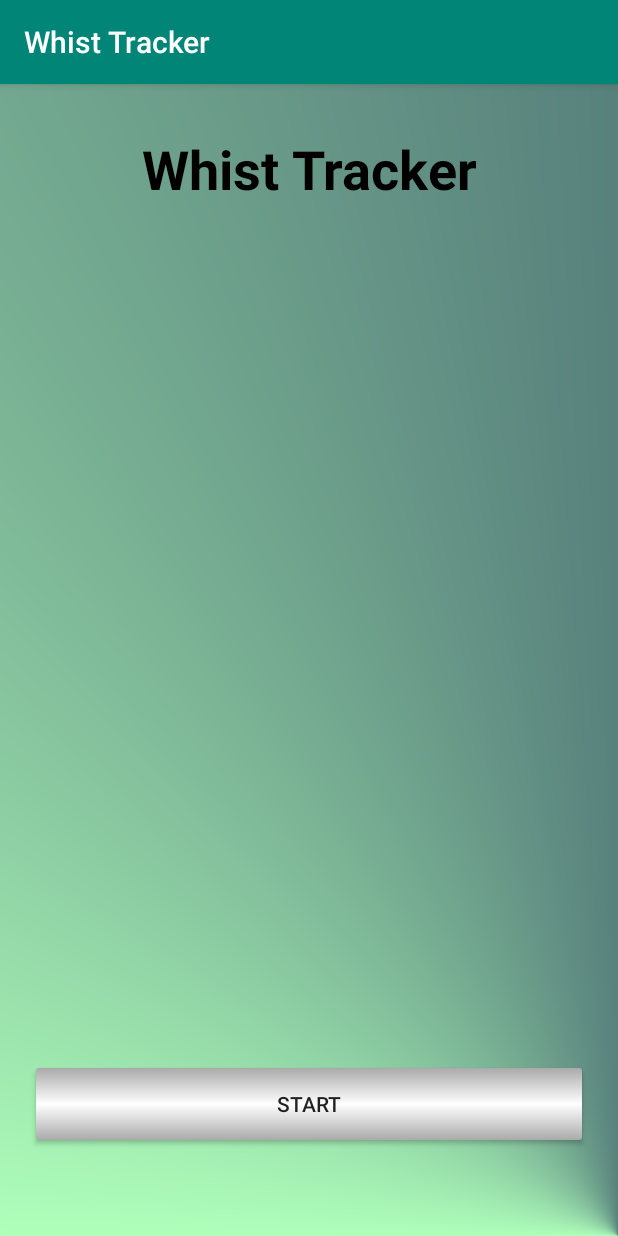
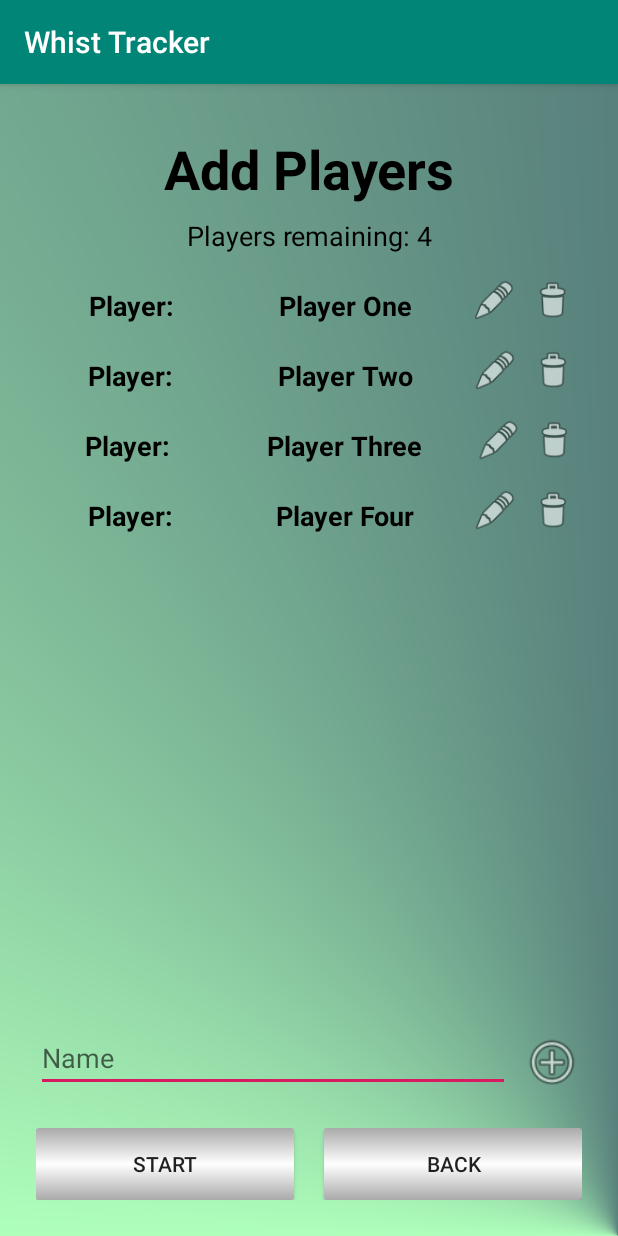
Before and after one commit to LindvedKrvang/WhistTracker, an Android app: the screen it shows after launch (MainActivity), on a phone screen of 412 x 824 dp. Run offline under Robolectric (Android 15) with nearby library versions, the phone set to English and light mode, and no system bars.

Commit message:
Created design for fragment_setup

```diff
--- a/app/build.gradle
+++ b/app/build.gradle
@@ -25,4 +25,5 @@ dependencies {
     testImplementation 'junit:junit:4.12'
     androidTestImplementation 'com.android.support.test:runner:1.0.2'
     androidTestImplementation 'com.android.support.test.espresso:espresso-core:3.0.2'
+    implementation 'com.android.support:recyclerview-v7:28.0.0'
 }
--- /dev/null
+++ b/app/src/main/java/com/krvang/lindved/whisttracker/be/Player.java
@@ -0,0 +1,18 @@
+package com.krvang.lindved.whisttracker.be;
+
+public class Player {
+
+    private String mName;
+
+    public Player(String name) {
+        mName = name;
+    }
+
+    public String getName() {
+        return mName;
+    }
+
+    public void setName(String name) {
+        mName = name;
+    }
+}
--- a/app/src/main/java/com/krvang/lindved/whisttracker/gui/MainActivity.java
+++ b/app/src/main/java/com/krvang/lindved/whisttracker/gui/MainActivity.java
@@ -11,6 +11,6 @@ public class MainActivity extends SingleFragmentActivity {
 
     @Override
     protected Fragment createFragment() {
-        return new HomepageFragment();
+        return new SetupFragment();
     }
 }
--- /dev/null
+++ b/app/src/main/java/com/krvang/lindved/whisttracker/gui/SetupFragment.java
@@ -0,0 +1,94 @@
+package com.krvang.lindved.whisttracker.gui;
+
+import android.os.Bundle;
+import android.support.annotation.NonNull;
+import android.support.annotation.Nullable;
+import android.support.v4.app.Fragment;
+import android.support.v7.widget.LinearLayoutManager;
+import android.support.v7.widget.RecyclerView;
+import android.view.LayoutInflater;
+import android.view.View;
+import android.view.ViewGroup;
+import android.widget.TextView;
+
+import com.krvang.lindved.whisttracker.R;
+import com.krvang.lindved.whisttracker.be.Player;
+
+import java.util.Arrays;
+import java.util.List;
+
+public class SetupFragment extends Fragment {
+
+    private RecyclerView mRecyclerView;
+    private PlayerAdapter mPlayerAdapter;
+
+    private List<Player> mPlayers;
+
+    @Override
+    public void onCreate(@Nullable Bundle savedInstanceState) {
+        super.onCreate(savedInstanceState);
+        mPlayers = Arrays.asList(
+                new Player("Player One"),
+                new Player("Player Two"),
+                new Player("Player Three"),
+                new Player("Player Four")
+        );
+    }
+
+    @Nullable
+    @Override
+    public View onCreateView(@NonNull LayoutInflater inflater, @Nullable ViewGroup container, @Nullable Bundle savedInstanceState) {
+        View view = inflater.inflate(R.layout.fragment_setup, container, false);
+        initializeRecyclerView(view);
+        updateUi();
+        return view;
+    }
+
+    private void initializeRecyclerView(View view) {
+        mRecyclerView = view.findViewById(R.id.playerRecyclerView);
+        mRecyclerView.setLayoutManager(new LinearLayoutManager(getActivity()));
+    }
+
+    private void updateUi() {
+        mPlayerAdapter = new PlayerAdapter(mPlayers);
+        mRecyclerView.setAdapter(mPlayerAdapter);
+    }
+
+    private class PlayerAdapter extends RecyclerView.Adapter<PlayerViewHolder> {
+
+        private List<Player> mPlayers;
+
+        public PlayerAdapter(List<Player> players) {
+            mPlayers = players;
+        }
+
+        @NonNull
+        @Override
+        public PlayerViewHolder onCreateViewHolder(@NonNull ViewGroup viewGroup, int i) {
+            LayoutInflater inflater = LayoutInflater.from(getActivity());
+
+            return new PlayerViewHolder(inflater, viewGroup);
+        }
+
+        @Override
+        public void onBindViewHolder(@NonNull PlayerViewHolder playerViewHolder, int i) {
+            TextView playerLabel = playerViewHolder.itemView.findViewById(R.id.txtPlayerLabel);
+            playerLabel.setText(R.string.player_label);
+
+            TextView nameLabel = playerViewHolder.itemView.findViewById(R.id.txtPlayerName);
+            nameLabel.setText(mPlayers.get(i).getName());
+        }
+
+        @Override
+        public int getItemCount() {
+            return mPlayers.size();
+        }
+    }
+
+    private class PlayerViewHolder extends RecyclerView.ViewHolder {
+
+        public PlayerViewHolder(LayoutInflater inflater, ViewGroup parent) {
+            super(inflater.inflate(R.layout.player_list_item, parent, false));
+        }
+    }
+}
--- a/app/src/main/res/drawable/button.xml
+++ b/app/src/main/res/drawable/button.xml
@@ -1,6 +1,6 @@
 <?xml version="1.0" encoding="utf-8"?>
 <selector xmlns:android="http://schemas.android.com/apk/res/android">
-    <item android:drawable="@drawable/button_pressed" android:state_pressed="true" />
-    <item android:drawable="@drawable/button_focused" android:state_focused="true" />
+    <item android:state_pressed="true" android:drawable="@drawable/button_pressed" />
+    <item android:state_focused="true" android:drawable="@drawable/button_focused" />
     <item android:drawable="@drawable/button_default" />
 </selector>
--- a/app/src/main/res/layout/fragment_homepage.xml
+++ b/app/src/main/res/layout/fragment_homepage.xml
@@ -23,7 +23,7 @@
         app:layout_constraintTop_toTopOf="parent" />
 
     <Button
-        android:id="@+id/button"
+        android:id="@+id/btnStart"
         android:layout_width="0dp"
         android:layout_height="wrap_content"
         android:layout_marginStart="24dp"
--- /dev/null
+++ b/app/src/main/res/layout/fragment_setup.xml
@@ -0,0 +1,109 @@
+<?xml version="1.0" encoding="utf-8"?>
+<android.support.constraint.ConstraintLayout
+    xmlns:android="http://schemas.android.com/apk/res/android"
+    xmlns:app="http://schemas.android.com/apk/res-auto"
+    xmlns:tools="http://schemas.android.com/tools"
+    android:layout_width="match_parent"
+    android:layout_height="match_parent"
+    android:background="@drawable/background">
+
+    <TextView
+        android:id="@+id/txtTitle"
+        android:layout_width="0dp"
+        android:layout_height="wrap_content"
+        android:layout_marginStart="8dp"
+        android:layout_marginTop="32dp"
+        android:layout_marginEnd="8dp"
+        android:text="Add Players"
+        android:textAlignment="center"
+        android:textColor="@android:color/black"
+        android:textSize="36sp"
+        android:textStyle="bold"
+        app:layout_constraintEnd_toEndOf="parent"
+        app:layout_constraintStart_toStartOf="parent"
+        app:layout_constraintTop_toTopOf="parent" />
+
+    <TextView
+        android:id="@+id/txtSubTitle"
+        android:layout_width="wrap_content"
+        android:layout_height="wrap_content"
+        android:layout_marginStart="8dp"
+        android:layout_marginTop="8dp"
+        android:layout_marginEnd="8dp"
+        android:text="Players remaining: 4"
+        android:textAlignment="center"
+        android:textColor="@android:color/black"
+        android:textSize="18sp"
+        app:layout_constraintEnd_toEndOf="parent"
+        app:layout_constraintStart_toStartOf="parent"
+        app:layout_constraintTop_toBottomOf="@+id/txtTitle" />
+
+    <LinearLayout
+        android:id="@+id/linearLayout"
+        android:layout_width="0dp"
+        android:layout_height="wrap_content"
+        android:layout_marginStart="24dp"
+        android:layout_marginEnd="24dp"
+        android:layout_marginBottom="24dp"
+        android:orientation="horizontal"
+        app:layout_constraintBottom_toBottomOf="parent"
+        app:layout_constraintEnd_toEndOf="parent"
+        app:layout_constraintStart_toStartOf="parent">
+
+        <Button
+            android:id="@+id/btnStart"
+            android:layout_width="wrap_content"
+            android:layout_height="wrap_content"
+            android:layout_marginEnd="10dp"
+            android:layout_weight="1"
+            android:background="@drawable/button"
+            android:text="@string/button_start" />
+
+        <Button
+            android:id="@+id/btnBack"
+            android:layout_width="wrap_content"
+            android:layout_height="wrap_content"
+            android:layout_marginStart="10dp"
+            android:layout_weight="1"
+            android:background="@drawable/button"
+            android:text="@string/button_back" />
+    </LinearLayout>
+
+    <EditText
+        android:id="@+id/txtPlayerName"
+        android:layout_width="0dp"
+        android:layout_height="wrap_content"
+        android:layout_marginStart="24dp"
+        android:layout_marginEnd="8dp"
+        android:layout_marginBottom="24dp"
+        android:ems="10"
+        android:inputType="textPersonName"
+        android:hint="@string/name"
+        app:layout_constraintBottom_toTopOf="@+id/linearLayout"
+        app:layout_constraintEnd_toStartOf="@+id/btnAdd"
+        app:layout_constraintStart_toStartOf="parent" />
+
+    <ImageView
+        android:id="@+id/btnAdd"
+        android:layout_width="40dp"
+        android:layout_height="40dp"
+        android:layout_marginEnd="24dp"
+        android:layout_marginBottom="24dp"
+        app:layout_constraintBottom_toTopOf="@+id/linearLayout"
+        app:layout_constraintEnd_toEndOf="parent"
+        app:srcCompat="@android:drawable/ic_menu_add" />
+
+    <android.support.v7.widget.RecyclerView
+        android:id="@+id/playerRecyclerView"
+        android:layout_width="0dp"
+        android:layout_height="0dp"
+        android:layout_marginStart="24dp"
+        android:layout_marginTop="8dp"
+        android:layout_marginEnd="24dp"
+        android:layout_marginBottom="8dp"
+        app:layout_constraintBottom_toTopOf="@+id/txtPlayerName"
+        app:layout_constraintEnd_toEndOf="parent"
+        app:layout_constraintStart_toStartOf="parent"
+        app:layout_constraintTop_toBottomOf="@+id/txtSubTitle" />
+
+</android.support.constraint.ConstraintLayout>
--- /dev/null
+++ b/app/src/main/res/layout/player_list_item.xml
@@ -0,0 +1,49 @@
+<?xml version="1.0" encoding="utf-8"?>
+<LinearLayout xmlns:android="http://schemas.android.com/apk/res/android"
+    xmlns:app="http://schemas.android.com/apk/res-auto"
+    xmlns:tools="http://schemas.android.com/tools"
+    android:layout_width="match_parent"
+    android:layout_height="wrap_content">
+
+    <TextView
+        android:id="@+id/txtPlayerLabel"
+        android:layout_width="wrap_content"
+        android:layout_height="wrap_content"
+        android:layout_marginTop="14dp"
+        android:layout_marginBottom="8dp"
+        android:layout_weight="3"
+        android:textAlignment="center"
+        android:textColor="@android:color/black"
+        android:textSize="18sp"
+        android:textStyle="bold" />
+
+    <TextView
+        android:id="@+id/txtPlayerName"
+        android:layout_width="wrap_content"
+        android:layout_height="wrap_content"
+        android:layout_marginTop="14dp"
+        android:layout_marginBottom="8dp"
+        android:layout_weight="3"
+        android:textAlignment="center"
+        android:textColor="@android:color/black"
+        android:textSize="18sp"
+        android:textStyle="bold" />
+
+    <ImageView
+        android:id="@+id/btnEdit"
+        android:layout_width="15dp"
+        android:layout_height="30dp"
+        android:layout_marginTop="8dp"
+        android:layout_marginBottom="8dp"
+        android:layout_weight="1"
+        app:srcCompat="@android:drawable/ic_menu_edit" />
+
+    <ImageView
+        android:id="@+id/btnDelete"
+        android:layout_width="15dp"
+        android:layout_height="30dp"
+        android:layout_marginTop="8dp"
+        android:layout_marginBottom="8dp"
+        android:layout_weight="1"
+        app:srcCompat="@android:drawable/ic_menu_delete" />
+</LinearLayout>
--- a/app/src/main/res/values/strings.xml
+++ b/app/src/main/res/values/strings.xml
@@ -1,5 +1,7 @@
 <resources>
     <string name="app_name">Whist Tracker</string>
+
+    <string name="player_label">Player:</string>
     <string name="player_one">Player One</string>
     <string name="player_two">Player Two</string>
     <string name="player_three">Player Three</string>
@@ -8,5 +10,7 @@
     <string name="placeholder_number">0</string>
 
     <string name="title">Whist Tracker</string>
+    <string name="name">Name</string>
     <string name="button_start">Start</string>
+    <string name="button_back">Back</string>
 </resources>
```
Also changed, not shown: 1 other file.
